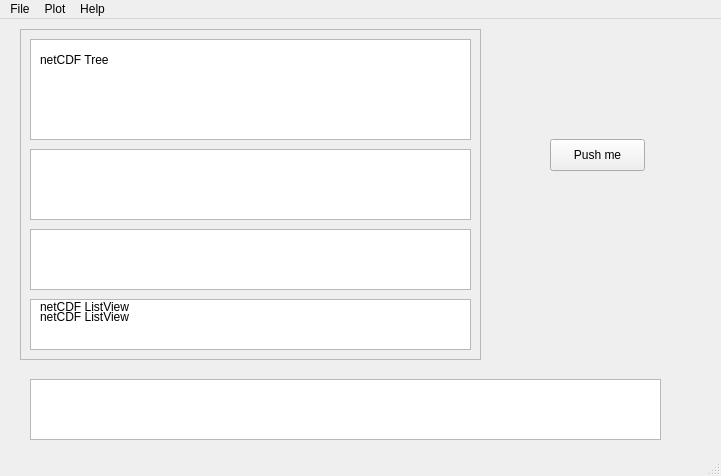
Qt form src/main/resources/designer/main_window.ui (anhqngo/netCDF-GUI) before a commit.
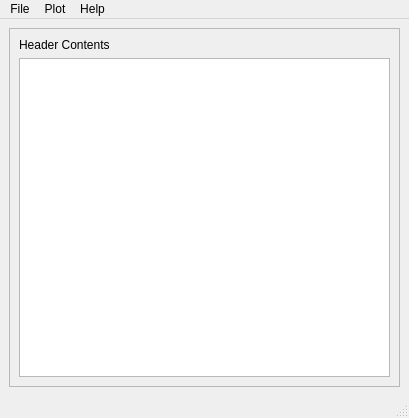
The same form after that commit.

Commit message: Minimal UI Implementation

The edit to the form file:
```diff
--- a/src/main/resources/designer/main_window.ui
+++ b/src/main/resources/designer/main_window.ui
@@ -6,8 +6,8 @@
    <rect>
     <x>0</x>
     <y>0</y>
-    <width>721</width>
-    <height>476</height>
+    <width>409</width>
+    <height>418</height>
    </rect>
   </property>
   <property name="minimumSize">
@@ -26,138 +26,37 @@
    <bool>false</bool>
   </property>
   <widget class="QWidget" name="centralwidget">
-   <widget class="QTextBrowser" name="debugTextBrowser">
-    <property name="geometry">
-     <rect>
-      <x>30</x>
-      <y>360</y>
-      <width>631</width>
-      <height>61</height>
-     </rect>
-    </property>
-   </widget>
-   <widget class="QPushButton" name="test_push_button">
-    <property name="geometry">
-     <rect>
-      <x>550</x>
-      <y>120</y>
-      <width>95</width>
-      <height>32</height>
-     </rect>
-    </property>
-    <property name="text">
-     <string>Push me</string>
-    </property>
-   </widget>
-   <widget class="QFrame" name="frame">
-    <property name="geometry">
-     <rect>
-      <x>20</x>
-      <y>10</y>
-      <width>461</width>
-      <height>331</height>
-     </rect>
-    </property>
-    <property name="frameShape">
-     <enum>QFrame::StyledPanel</enum>
-    </property>
-    <property name="frameShadow">
-     <enum>QFrame::Raised</enum>
-    </property>
-    <widget class="QTreeView" name="treeView">
-     <property name="geometry">
-      <rect>
-       <x>10</x>
-       <y>10</y>
-       <width>441</width>
-       <height>101</height>
-      </rect>
-     </property>
-    </widget>
-    <widget class="QTextBrowser" name="textBrowser">
-     <property name="geometry">
-      <rect>
-       <x>10</x>
-       <y>120</y>
-       <width>441</width>
-       <height>71</height>
-      </rect>
-     </property>
-     <property name="html">
-      <string>&lt;!DOCTYPE HTML PUBLIC &quot;-//W3C//DTD HTML 4.0//EN&quot; &quot;http://www.w3.org/TR/REC-html40/strict.dtd&quot;&gt;
-&lt;html&gt;&lt;head&gt;&lt;meta name=&quot;qrichtext&quot; content=&quot;1&quot; /&gt;&lt;style type=&quot;text/css&quot;&gt;
-p, li { white-space: pre-wrap; }
-&lt;/style&gt;&lt;/head&gt;&lt;body style=&quot; font-family:'.SF NS Text'; font-size:13pt; font-weight:400; font-style:normal;&quot;&gt;
-&lt;p style=&quot;-qt-paragraph-type:empty; margin-top:0px; margin-bottom:0px; margin-left:0px; margin-right:0px; -qt-block-indent:0; text-indent:0px;&quot;&gt;&lt;br /&gt;&lt;/p&gt;&lt;/body&gt;&lt;/html&gt;</string>
-     </property>
-    </widget>
-    <widget class="QTextEdit" name="textEdit">
-     <property name="geometry">
-      <rect>
-       <x>10</x>
-       <y>200</y>
-       <width>441</width>
-       <height>61</height>
-      </rect>
-     </property>
-    </widget>
-    <widget class="QLabel" name="label">
-     <property name="geometry">
-      <rect>
-       <x>20</x>
-       <y>20</y>
-       <width>81</width>
-       <height>21</height>
-      </rect>
-     </property>
-     <property name="text">
-      <string>netCDF Tree</string>
-     </property>
-    </widget>
-    <widget class="QListView" name="listView">
-     <property name="geometry">
-      <rect>
-       <x>10</x>
-       <y>270</y>
-       <width>441</width>
-       <height>51</height>
-      </rect>
-     </property>
-    </widget>
-    <widget class="QLabel" name="label_2">
-     <property name="geometry">
-      <rect>
-       <x>20</x>
-       <y>270</y>
-       <width>101</width>
-       <height>16</height>
-      </rect>
-     </property>
-     <property name="text">
-      <string>netCDF ListView</string>
-     </property>
-    </widget>
-    <widget class="QLabel" name="label_3">
-     <property name="geometry">
-      <rect>
-       <x>20</x>
-       <y>280</y>
-       <width>101</width>
-       <height>16</height>
-      </rect>
-     </property>
-     <property name="text">
-      <string>netCDF ListView</string>
-     </property>
-    </widget>
-   </widget>
+   <layout class="QHBoxLayout" name="horizontalLayout">
+    <item>
+     <widget class="QFrame" name="frame">
+      <property name="frameShape">
+       <enum>QFrame::StyledPanel</enum>
+      </property>
+      <property name="frameShadow">
+       <enum>QFrame::Raised</enum>
+      </property>
+      <layout class="QVBoxLayout" name="verticalLayout">
+       <item>
+        <widget class="QLabel" name="headerLabel">
+         <property name="text">
+          <string>Header Contents</string>
+         </property>
+        </widget>
+       </item>
+       <item>
+        <widget class="QTextBrowser" name="headerContents"/>
+       </item>
+      </layout>
+     </widget>
+    </item>
+   </layout>
   </widget>
   <widget class="QMenuBar" name="menubar">
    <property name="geometry">
     <rect>
      <x>0</x>
      <y>0</y>
-     <width>721</width>
+     <width>409</width>
      <height>22</height>
     </rect>
    </property>
```
The commit also changes 4 other files.
